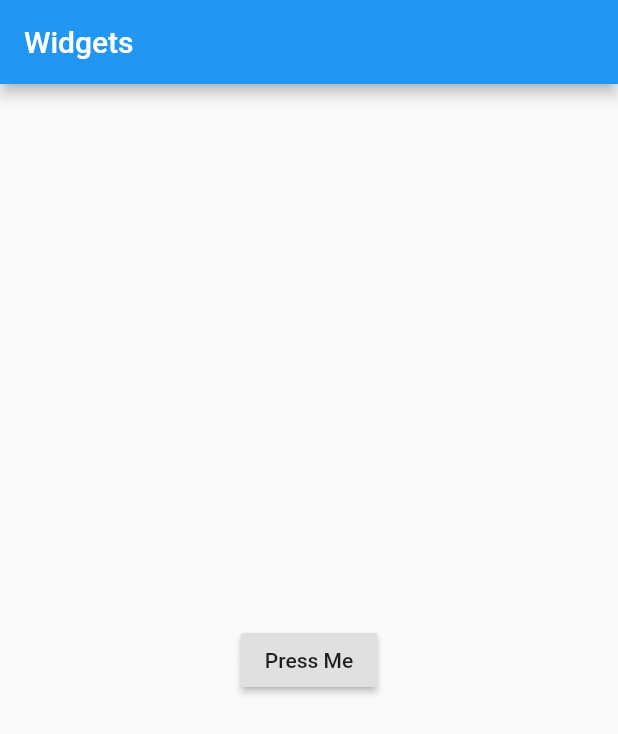
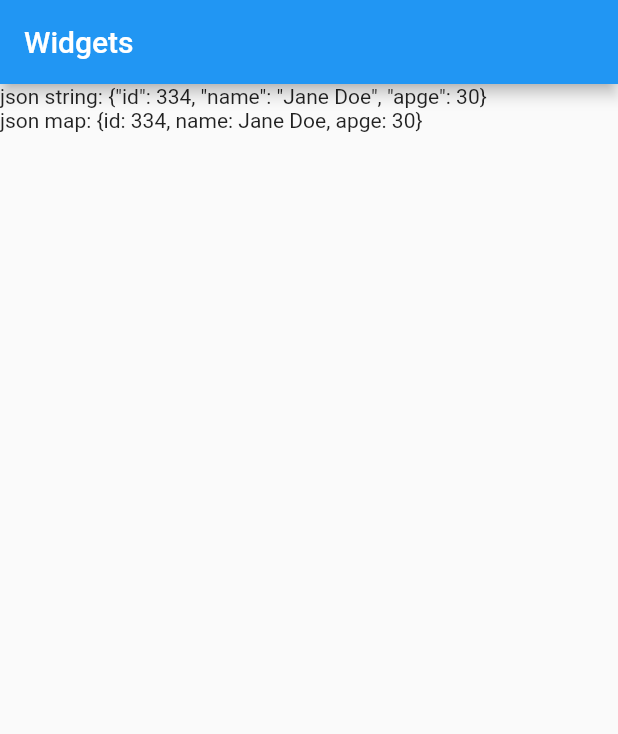
Before and after one commit to wuzhe213/flutter_widgets, a Flutter app: the screen it shows after launch, on a phone screen of 412 x 824 dp. Shown: the top 734 px of the screen. Run offline on Flutter 3.47's test engine with Material 2 defaults, Android fonts, the phone set to English and light mode, and no system bars.

Commit message:
test json decode

```diff
--- a/lib/pages/DefaultPage.dart
+++ b/lib/pages/DefaultPage.dart
@@ -5,13 +5,14 @@ import '../widgets/ScaffoldWidget.dart';
 import '../widgets/ImageWidget.dart';
 import '../widgets/InputWidget.dart';
 import '../widgets/ButtonWidget.dart';
+import '../widgets/JsonTestWidget.dart';
 
 class DefaultPage extends StatelessWidget {
   @override
   Widget build(BuildContext context) {
     return Scaffold(
       appBar: AppBar(title: Text('Widgets'),),
-      body: ButtonWidget(),
+      body: JsonTestWidget(),
     );
   }
 }
--- /dev/null
+++ b/lib/widgets/JsonTestWidget.dart
@@ -0,0 +1,19 @@
+import 'package:flutter/material.dart';
+import 'dart:convert';
+
+class JsonTestWidget extends StatelessWidget {
+
+  @override
+  Widget build(BuildContext context) {
+    String jsonString = '{"id": 334, "name": "Jane Doe", "apge": 30}';
+    Map<String, dynamic> jsonMap = json.decode(jsonString);
+
+    return Column(
+      crossAxisAlignment: CrossAxisAlignment.start,
+      children: <Widget>[
+        Text('json string: ' + jsonString),
+        Text('json map: ' + jsonMap.toString()),
+      ],
+    );
+  }
+}
```
